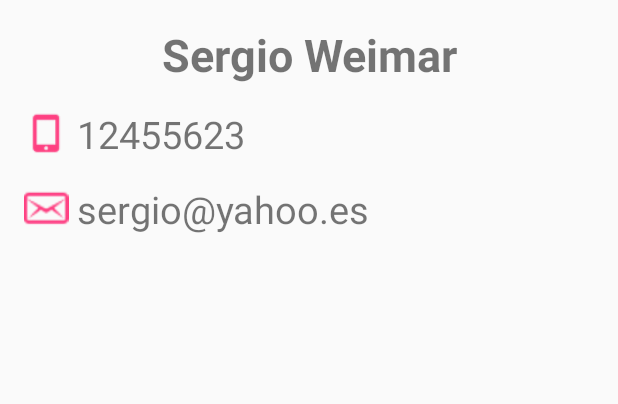
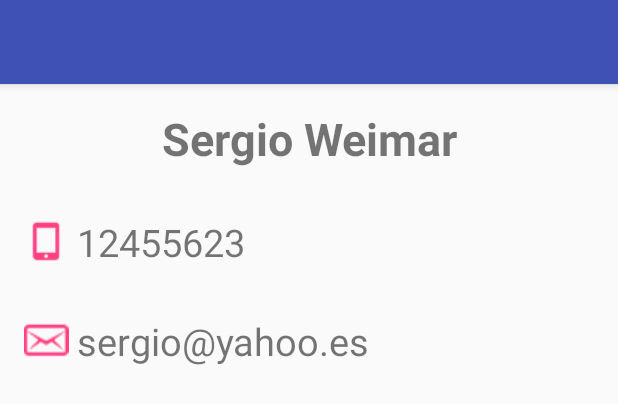
Before and after one commit to ser61/udemi_contactos, an Android app: the layout activity_detalle_contacto.xml on its own in the app's theme, with its tools: preview values and no code run, on a phone screen of 412 x 824 dp. Shown: the top 404 px of the screen. Run offline under Robolectric (Android 15) with nearby library versions, the phone set to English and light mode, and no system bars.

Commit message:
diseñando mi propio ActionBar

```diff
--- a/app/src/main/java/com/weiser/sergio_w/miscontactos/MainActivity.java
+++ b/app/src/main/java/com/weiser/sergio_w/miscontactos/MainActivity.java
@@ -5,6 +5,7 @@ import android.support.v7.app.AppCompatActivity;
 import android.os.Bundle;
 import android.support.v7.widget.LinearLayoutManager;
 import android.support.v7.widget.RecyclerView;
+import android.support.v7.widget.Toolbar;
 import android.view.View;
 import android.widget.AdapterView;
 import android.widget.ArrayAdapter;
@@ -22,6 +23,9 @@ public class MainActivity extends AppCompatActivity {
     protected void onCreate(Bundle savedInstanceState) {
         super.onCreate(savedInstanceState);
         setContentView(R.layout.activity_main);
+
+        Toolbar miActionBar = (Toolbar) findViewById(R.id.miActionBar);
+        setSupportActionBar(miActionBar);
 
         this.rvLista = (RecyclerView) findViewById(R.id.rvLista);
         LinearLayoutManager llm = new LinearLayoutManager(this);
--- /dev/null
+++ b/app/src/main/res/layout/actionbar.xml
@@ -0,0 +1,12 @@
+<?xml version="1.0" encoding="utf-8"?>
+<android.support.v7.widget.Toolbar xmlns:android="http://schemas.android.com/apk/res/android"
+    android:layout_width="match_parent"
+    android:layout_height="?attr/actionBarSize"
+    xmlns:app="http://schemas.android.com/apk/res-auto"
+    android:background="@color/colorPrimary"
+    android:elevation="@dimen/elevationBar"
+    android:theme="@style/ThemeOverlay.AppCompat.ActionBar"
+    app:popupTheme="@style/ThemeOverlay.AppCompat.ActionBar"
+    >
+
+</android.support.v7.widget.Toolbar>
--- a/app/src/main/res/layout/activity_detalle_contacto.xml
+++ b/app/src/main/res/layout/activity_detalle_contacto.xml
@@ -3,17 +3,24 @@
     xmlns:tools="http://schemas.android.com/tools"
     android:layout_width="match_parent"
     android:layout_height="match_parent"
-    android:paddingBottom="@dimen/activity_vertical_margin"
-    android:paddingLeft="@dimen/activity_horizontal_margin"
-    android:paddingRight="@dimen/activity_horizontal_margin"
-    android:paddingTop="@dimen/activity_vertical_margin"
     android:orientation="vertical"
     tools:context="com.weiser.sergio_w.miscontactos.DetalleContacto">
+
+    <include
+        android:id="@+id/miActionBar"
+        layout="@layout/actionbar"
+        >
+
+    </include>
 
     <TextView
         android:id="@+id/tvNombreContacto"
         android:layout_width="match_parent"
         android:layout_height="wrap_content"
+        android:paddingBottom="@dimen/activity_vertical_margin"
+        android:paddingLeft="@dimen/activity_horizontal_margin"
+        android:paddingRight="@dimen/activity_horizontal_margin"
+        android:paddingTop="@dimen/activity_vertical_margin"
         android:text="Sergio Weimar"
         android:textStyle="bold"
         android:textSize="30dp"
@@ -23,6 +30,9 @@
         android:id="@+id/llTelefono"
         android:layout_width="match_parent"
         android:layout_height="wrap_content"
+        android:paddingBottom="@dimen/activity_vertical_margin"
+        android:paddingLeft="@dimen/activity_horizontal_margin"
+        android:paddingRight="@dimen/activity_horizontal_margin"
         android:layout_marginTop="15dp"
         android:orientation="horizontal"
         >
@@ -49,6 +59,9 @@
         android:id="@+id/llMessage"
         android:layout_width="match_parent"
         android:layout_height="wrap_content"
+        android:paddingBottom="@dimen/activity_vertical_margin"
+        android:paddingLeft="@dimen/activity_horizontal_margin"
+        android:paddingRight="@dimen/activity_horizontal_margin"
         android:layout_marginTop="15dp"
         android:orientation="horizontal"
         >
--- a/app/src/main/res/layout/activity_main.xml
+++ b/app/src/main/res/layout/activity_main.xml
@@ -4,6 +4,13 @@
     android:layout_width="match_parent"
     android:layout_height="match_parent"
     tools:context="com.weiser.sergio_w.miscontactos.MainActivity">
+
+    <include
+        android:id="@+id/miActionBar"
+        layout="@layout/actionbar"
+        >
+
+    </include>
 
    <!-- <ListView
         android:id="@+id/lvLista"
@@ -16,6 +23,7 @@
         android:id="@+id/rvLista"
         android:layout_width="match_parent"
         android:layout_height="match_parent"
+        android:layout_below="@+id/miActionBar"
         >
 
     </android.support.v7.widget.RecyclerView>
--- a/app/src/main/res/values/dimens.xml
+++ b/app/src/main/res/values/dimens.xml
@@ -2,4 +2,5 @@
     <!-- Default screen margins, per the Android Design guidelines. -->
     <dimen name="activity_horizontal_margin">16dp</dimen>
     <dimen name="activity_vertical_margin">16dp</dimen>
+    <dimen name="elevationBar">4dp</dimen>
 </resources>
--- a/app/src/main/res/values/styles.xml
+++ b/app/src/main/res/values/styles.xml
@@ -1,7 +1,7 @@
 <resources>
 
     <!-- Base application theme. -->
-    <style name="AppTheme" parent="Theme.AppCompat.Light.DarkActionBar">
+    <style name="AppTheme" parent="Theme.AppCompat.Light.NoActionBar">
         <!-- Customize your theme here. -->
         <item name="colorPrimary">@color/colorPrimary</item>
         <item name="colorPrimaryDark">@color/colorPrimaryDark</item>
```
